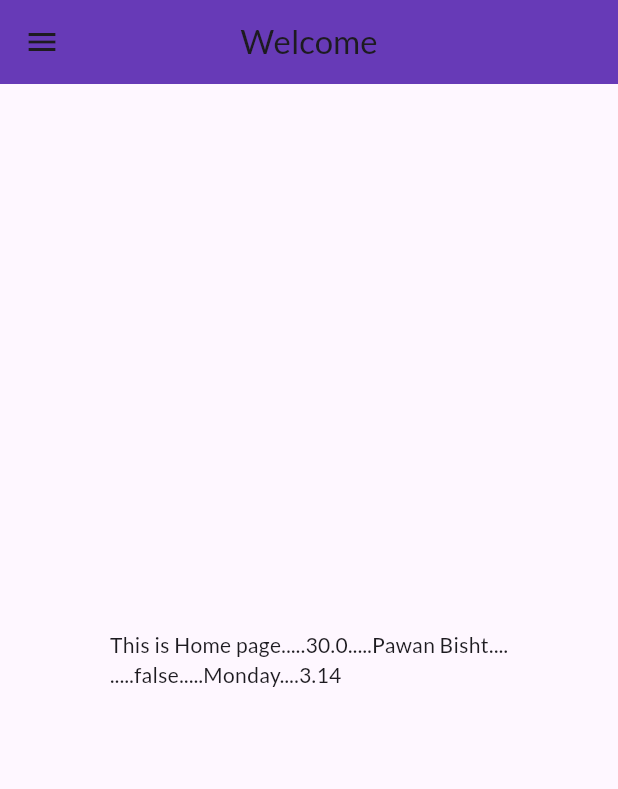
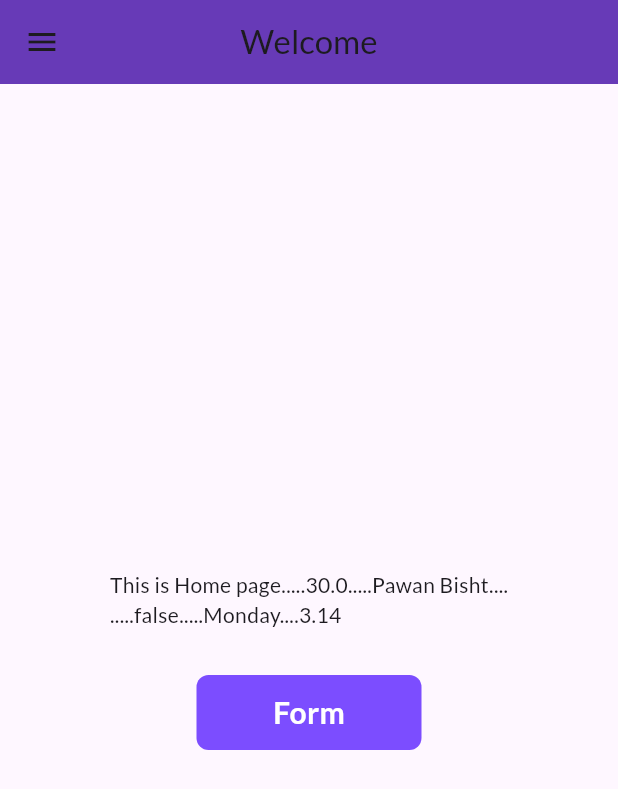
Before and after one commit to IamPawan777/Flutter-basic-to-advance, a Flutter app: the HomePage screen opened by its route, on a phone screen of 412 x 824 dp. Shown: the top 789 px of the screen. Run offline on Flutter 3.47's test engine with Material 3 defaults, Android fonts, the phone set to English and light mode, and no system bars; our stand-ins replace google_fonts.

Commit message:
day5 form

```diff
--- a/lib/Page/home_page.dart
+++ b/lib/Page/home_page.dart
@@ -1,10 +1,19 @@
+import 'package:basics_dart/utils/routes.dart';
 import 'package:flutter/material.dart';
 
-class HomePage extends StatelessWidget {
+class HomePage extends StatefulWidget {
   const HomePage({super.key});
 
   @override
-  Widget build(BuildContext context) {                          // return widget
+  State<HomePage> createState() => _HomePageState();
+}
+
+class _HomePageState extends State<HomePage> {
+  bool squeeze = false;
+
+  @override
+  Widget build(BuildContext context) {
+    // return widget
 
     final double days = 30; // not change final type
     String name = "Pawan Bisht";
@@ -19,9 +28,56 @@ class HomePage extends StatelessWidget {
         title: Text("Welcome"),
       ),
       body: Center(
-        child: Container(
-          child: Text(
-              "This is Home page.....$days.....${name}....\n.....$isValue.....$variabl....$pi"), // +also can use
+        child: Column(
+          crossAxisAlignment: CrossAxisAlignment.center,
+          mainAxisAlignment: MainAxisAlignment.center,
+          children: [
+            Container(
+              child: Text(
+                  "This is Home page.....$days.....${name}....\n.....$isValue.....$variabl....$pi"), // +also can use
+            ),
+            SizedBox(
+              height: 30,
+            ),
+            Material(
+              color: Colors.deepPurpleAccent,
+              borderRadius: BorderRadius.circular(8),
+              child: InkWell(
+                onTap: () async {
+                  setState(() {
+                    squeeze = true;
+                  });
+                  await Future.delayed(Duration(milliseconds: 800));
+                  await Navigator.pushNamed(context, MyRoutes.formRoute);
+                  setState(() {
+                    squeeze = false;
+                  });
+                },
+                child: AnimatedContainer(
+                  duration: Duration(seconds: 1),
+                  height: 50,
+                  width: squeeze ? 50 : 150,
+                  alignment: Alignment.center,
+                  child: squeeze
+                      ? Icon(
+                          Icons.done,
+                          color: Colors.white,
+                        )
+                      : Text(
+                          'Form',
+                          style: TextStyle(
+                              color: Colors.white,
+                              fontWeight: FontWeight.bold,
+                              fontSize: 20),
+                        ),
+
+                  // decoration: BoxDecoration(
+                  //     color: Colors.deepPurple,
+                  //     borderRadius: BorderRadius.circular(8)),
+                ),
+              ),
+            ),
+          ],
         ),
       ),
       drawer: Drawer(
--- a/lib/main.dart
+++ b/lib/main.dart
@@ -1,3 +1,4 @@
+import 'package:basics_dart/Page/form_page.dart';
 import 'package:basics_dart/Page/home_page.dart';
 import 'package:basics_dart/Page/login.dart';
 import 'package:basics_dart/utils/routes.dart';
@@ -32,6 +33,7 @@ class MyApp extends StatelessWidget {
         "/": (context) => LogIn(), //default
         MyRoutes.loginRoute: (context) => LogIn(),            // not static
         MyRoutes.homeRoute: (context) => HomePage(),
+        MyRoutes.formRoute:(context) => FormPage(),
       },
 // or.. Nagivation
       // home: HomePage(),
--- a/lib/utils/routes.dart
+++ b/lib/utils/routes.dart
@@ -1,4 +1,5 @@
 class MyRoutes {
   static String loginRoute = '/login';
   static String homeRoute = '/home';
+  static String formRoute = '/form';
 }
```
Also changed, not shown: lib/Page/form_page.dart (added, +175 -0 lines), lib/Page/login.dart (+57 -13 lines).
